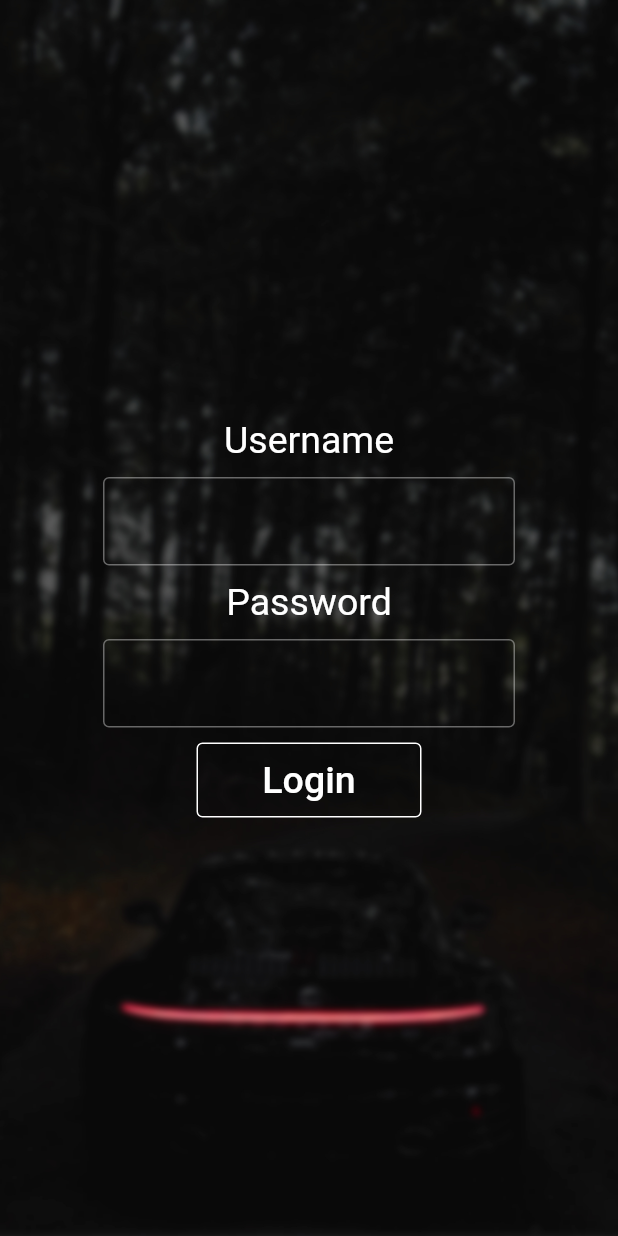
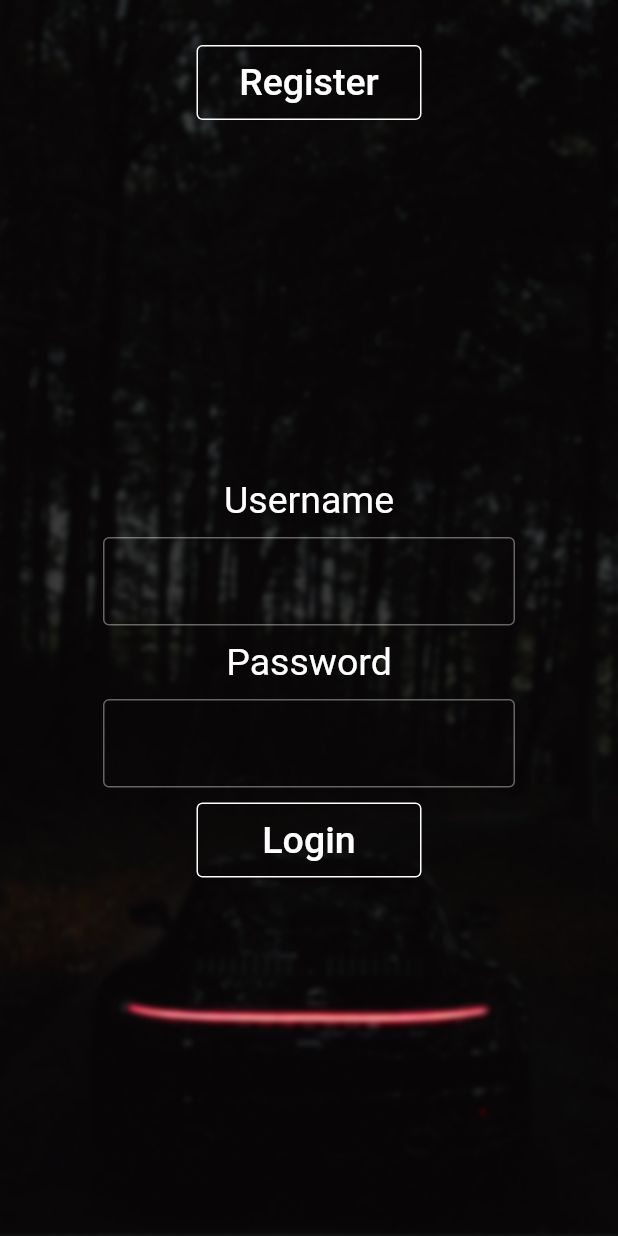
Before and after one commit to Danyelss/license-android-app-flutter, a Flutter app: the screen it shows after launch, on a phone screen of 412 x 824 dp. Run offline on Flutter 3.47's test engine with Material 2 defaults, Android fonts, the phone set to English and light mode, and no system bars.

Commit message:
Register button

```diff
--- a/lib/main.dart
+++ b/lib/main.dart
@@ -41,10 +41,29 @@
             fit: BoxFit.cover,
           ),
         ),
-        child: Center(
+        child: Column(
+          children: [
+            const SizedBox(height: 30),
+            OutlinedButton(
+              style: OutlinedButton.styleFrom(
+                side: const BorderSide(color: Colors.white),
+                minimumSize: const Size(150, 50),
+              ),
+              onPressed: () {
+                // Respond to button press
+              },
+              child: Text(
+                "Register",
+                style: TextStyle(
+                  fontSize: 25,
+                  color: Colors.white.withOpacity(1),
+                ),
+              ),
+            ),
+            Center(
               child: Container(
                 width: MediaQuery.of(context).size.width * (2 / 3),
-            height: MediaQuery.of(context).size.height,
+                height: MediaQuery.of(context).size.height - 30 - 50,
                 child: Column(
                   mainAxisAlignment: MainAxisAlignment.center,
                   children: <Widget>[
@@ -91,10 +110,12 @@
                           color: Colors.white.withOpacity(1),
                         ),
                       ),
-                )
+                    ),
                   ],
                 ),
               ),
+            ),
+          ],
         ),
       ),
     );
```
Also changed, not shown: assets/porscheLogin.jpg. Lines whose indentation alone changed are shown as unchanged.
